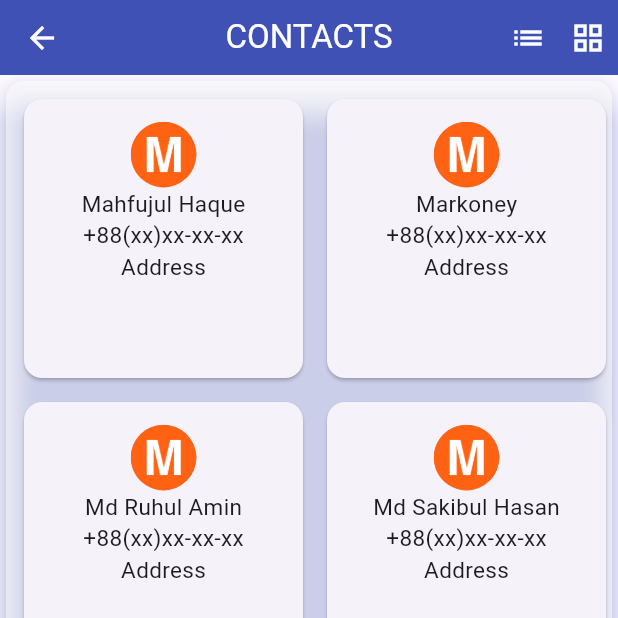
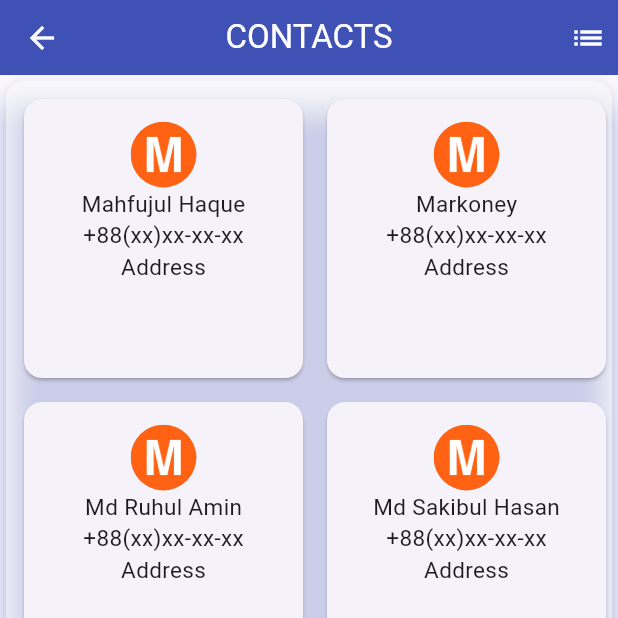
Before and after one commit to mardy-cse/contact_book, a Flutter app: the MyContactScreen screen opened directly, on a phone screen of 412 x 824 dp, the top half of it. Run offline on Flutter 3.47's test engine with Material 3 defaults, Android fonts, the phone set to English and light mode, and no system bars; our stand-ins replace get.

Commit message:
callicon onTap , and gridview , listview are convert into one icon

```diff
--- a/lib/features/contacts/presentation/screen/my_contact_screen.dart
+++ b/lib/features/contacts/presentation/screen/my_contact_screen.dart
@@ -46,6 +46,12 @@ class _MyContactScreenState extends State<MyContactScreen> {
 
   bool isGridView = true;
 
+  void toggleView() {
+    setState(() {
+      isGridView = !isGridView;
+    });
+  }
+
   @override
   Widget build(BuildContext context) {
     return Scaffold(
@@ -53,31 +59,28 @@ class _MyContactScreenState extends State<MyContactScreen> {
         appBarTitle: ContactText.contactAppBarTitle,
         action: [
           GestureDetector(
-            onTap: () {
-              isGridView = false;
-              setState(() {});
-            },
+            onTap: toggleView,
             child: Padding(
               padding: const EdgeInsets.all(8.0),
               child: Icon(
-                Icons.list,
+                isGridView ? Icons.list : Icons.grid_view,
                 color: Colors.white,
               ),
             ),
           ),
-          GestureDetector(
-            onTap: () {
-              isGridView = true;
-              setState(() {});
-            },
-            child: Padding(
-              padding: const EdgeInsets.all(8.0),
-              child: Icon(
-                Icons.grid_view,
-                color: Colors.white,
-              ),
-            ),
-          ),
+          // GestureDetector(
+          //   onTap: () {
+          //     isGridView = true;
+          //     setState(() {});
+          //   },
+          //   child: const Padding(
+          //     padding: EdgeInsets.all(8.0),
+          //     child: Icon(
+          //       Icons.grid_view,
+          //       color: Colors.white,
+          //     ),
+          //   ),
+          // ),
         ],
       ),
       body: isGridView
@@ -124,7 +127,7 @@ class _MyContactScreenState extends State<MyContactScreen> {
             isScrollControlled: true,
           );
         },
-        child: Icon(
+        child: const Icon(
           Icons.add,
           color: Colors.white,
         ),
```
